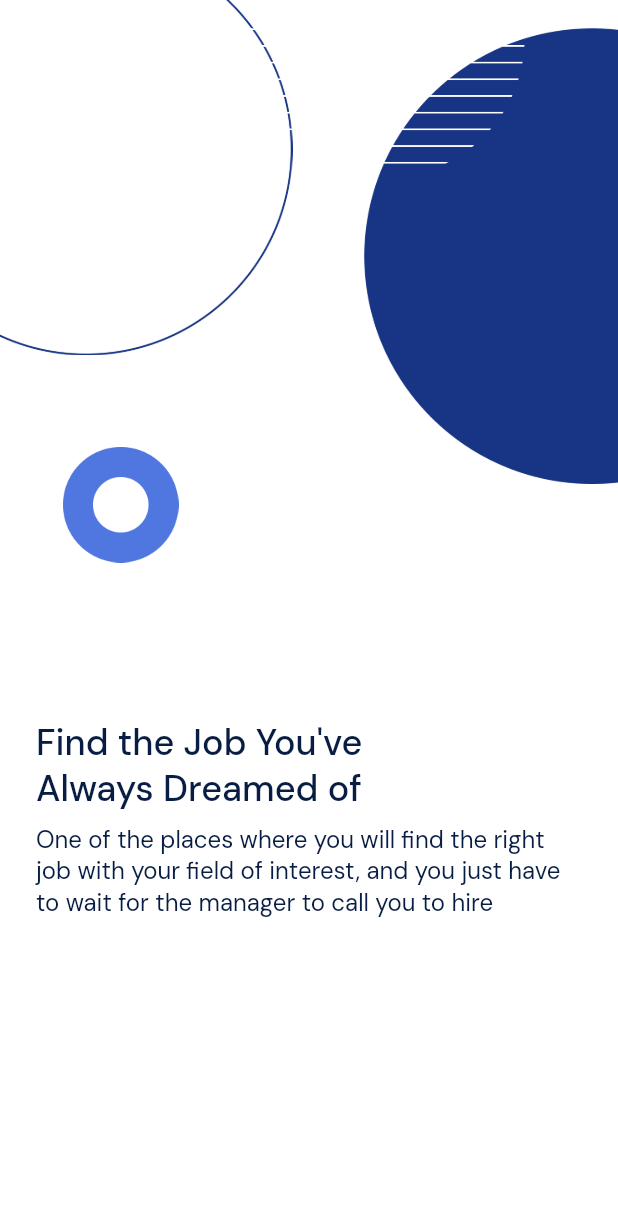
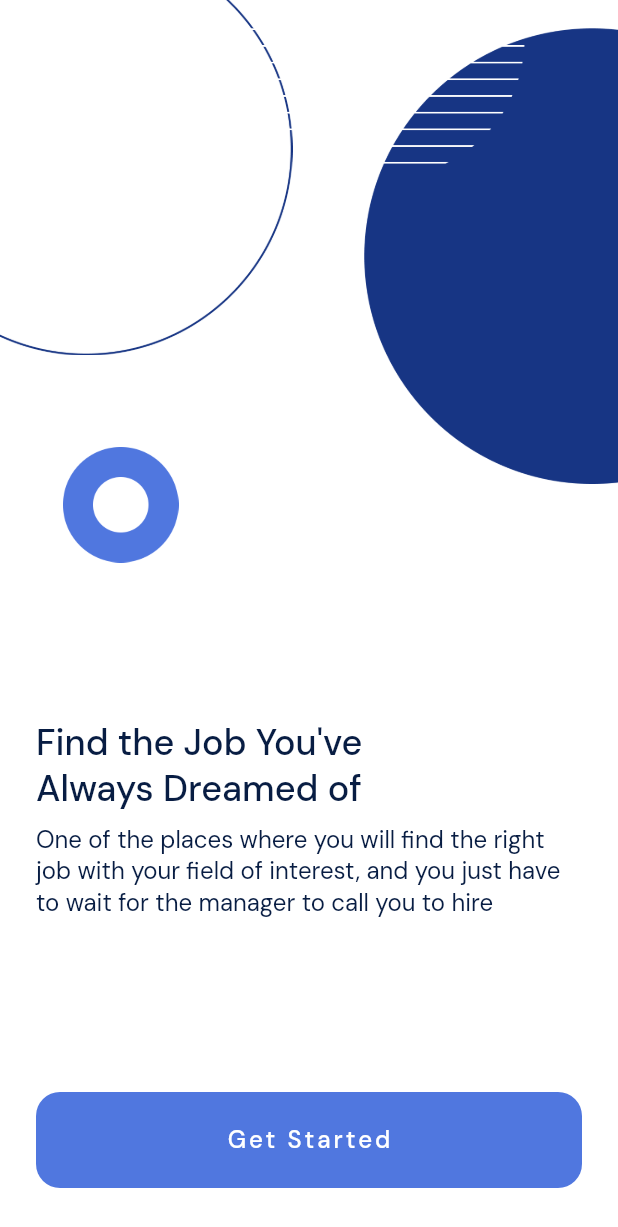
Before and after one commit to dyavas21/jobapp, a Flutter app: the screen it shows after launch, on a phone screen of 412 x 824 dp. Shown: the top 1227 px of the screen. Run offline on Flutter 3.47's test engine with Material 2 defaults, Android fonts, the phone set to English and light mode, and no system bars; our stand-ins replace google_fonts.

Commit message:
splash page

```diff
--- a/lib/pages/splash_page.dart
+++ b/lib/pages/splash_page.dart
@@ -30,6 +30,7 @@ class SplashPage extends StatelessWidget {
                 top: 298,
                 left: 24,
                 right: 24,
+                bottom: 32,
               ),
               child: Column(
                 crossAxisAlignment: CrossAxisAlignment.start,
@@ -56,12 +57,38 @@ class SplashPage extends StatelessWidget {
                     height: 8,
                   ),
                   Text(
-                      'One of the places where you will find the right job with your field of interest, and you just have to wait for the manager to call you to hire',
-                      style: GoogleFonts.dmSans(
-                        color: Color(0xff081D43),
-                        fontSize: 16,
+                    'One of the places where you will find the right job with your field of interest, and you just have to wait for the manager to call you to hire',
+                    style: GoogleFonts.dmSans(
+                      color: Color(0xff081D43),
+                      fontSize: 16,
+                    ),
+                    textAlign: TextAlign.left,
+                  ),
+                  Spacer(),
+                  InkWell(
+                    onTap: () {
+                      Navigator.pushNamed(context, '/home');
+                    },
+                    child: Container(
+                      width: MediaQuery.of(context).size.width,
+                      height: 64,
+                      decoration: BoxDecoration(
+                        borderRadius: BorderRadius.circular(16),
+                        color: Color(0xff5077DF),
                       ),
-                      textAlign: TextAlign.left),
+                      child: Center(
+                        child: Text(
+                          'Get Started',
+                          style: GoogleFonts.dmSans(
+                            fontSize: 16,
+                            fontWeight: FontWeight.w500,
+                            color: Colors.white,
+                            letterSpacing: 2,
+                          ),
+                        ),
+                      ),
+                    ),
+                  )
                 ],
               ),
             )
```
